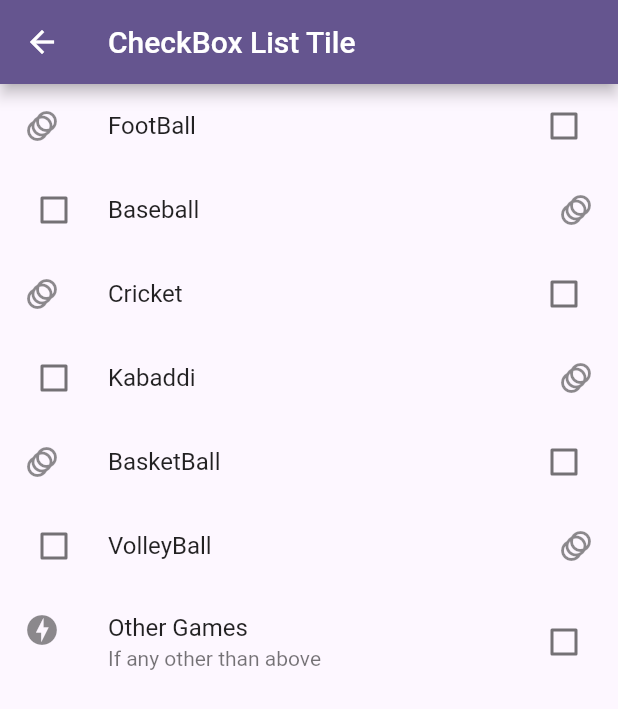
After one commit to omarSuarezRodriguez/flutter_apps_with_package, a Flutter app: the LCheckboxListTileExample screen opened by its route, on a phone screen of 412 x 824 dp. The commit adds this screen. Shown: the top 709 px of the screen. Run offline on Flutter 3.47's test engine with Material 2 defaults, Android fonts, the phone set to English and light mode, and no system bars; our stand-ins replace get, get_storage, readmore; missing offline and left inert: flutter_barcode_scanner; accounts and stored records are empty.

Commit message:
developed basics_111

```diff
--- /dev/null
+++ b/lib/src/basics_screen/pages/111_check_box_list_tile_example.dart
@@ -0,0 +1,164 @@
+import 'package:flutter/material.dart';
+
+class LCheckboxListTileExample extends StatelessWidget {
+  const LCheckboxListTileExample({super.key});
+
+  @override
+  Widget build(BuildContext context) {
+    return Scaffold(
+      appBar: AppBar(title: const Text('CheckBox List Tile ')),
+      body: const Center(
+        child: LCheckboxListTile(),
+      ),
+    );
+  }
+}
+
+
+
+class LCheckboxListTile extends StatefulWidget {
+  const LCheckboxListTile({super.key});
+
+  @override
+  _LCheckboxListTileState createState() => _LCheckboxListTileState();
+}
+
+class _LCheckboxListTileState extends State<LCheckboxListTile> {
+  List<String> _list = [];
+
+  bool? _isFootBall = false;
+  bool? _isCricket = false;
+  bool? _isVolleyBall = false;
+  bool? _isKabaddi = false;
+  bool? _isBaseball = false;
+  bool? _isBasketBall = false;
+  bool? _isOther = false;
+
+  @override
+  void initState() {
+    super.initState();
+  }
+
+  @override
+  Widget build(BuildContext context) {
+    return Column(
+      children: <Widget>[
+        Expanded(
+          child: ListView(
+            children: <Widget>[
+              CheckboxListTile(
+                title: Text("FootBall"),
+                value: _isFootBall,
+                secondary: Icon(Icons.animation),
+                onChanged: (value) {
+                  setState(() {
+                    _isFootBall = value;
+                    String selectVal = "FootBall";
+                    value! ? _list.add(selectVal) : _list.remove(selectVal);
+                  });
+                },
+              ),
+              CheckboxListTile(
+                title: Text("Baseball"),
+                value: _isBaseball,
+                secondary: Icon(Icons.animation),
+                activeColor: Colors.green,
+                checkColor: Colors.white,
+                controlAffinity: ListTileControlAffinity.leading,
+                onChanged: (value) {
+                  setState(() {
+                    _isBaseball = value;
+                    String selectVal = "Baseball";
+                    value! ? _list.add(selectVal) : _list.remove(selectVal);
+                  });
+                },
+              ),
+              CheckboxListTile(
+                title: Text("Cricket"),
+                value: _isCricket,
+                secondary: Icon(Icons.animation),
+                onChanged: (value) {
+                  setState(() {
+                    _isCricket = value;
+                    String selectVal = "Cricket";
+                    value! ? _list.add(selectVal) : _list.remove(selectVal);
+                  });
+                },
+              ),
+              CheckboxListTile(
+                title: Text("Kabaddi"),
+                value: _isKabaddi,
+                controlAffinity: ListTileControlAffinity.leading,
+                secondary: Icon(Icons.animation),
+                activeColor: Colors.green,
+                checkColor: Colors.white,
+                onChanged: (value) {
+                  setState(() {
+                    _isKabaddi = value;
+                    String selectVal = "Kabaddi";
+                    value! ? _list.add(selectVal) : _list.remove(selectVal);
+                  });
+                },
+              ),
+              CheckboxListTile(
+                title: Text("BasketBall"),
+                value: _isBasketBall,
+                controlAffinity: ListTileControlAffinity.platform,
+                secondary: Icon(Icons.animation),
+                onChanged: (value) {
+                  setState(() {
+                    _isBasketBall = value;
+                    String selectVal = "BasketBall";
+                    value! ? _list.add(selectVal) : _list.remove(selectVal);
+                  });
+                },
+              ),
+              CheckboxListTile(
+                title: Text("VolleyBall"),
+                value: _isVolleyBall,
+                secondary: Icon(Icons.animation),
+                controlAffinity: ListTileControlAffinity.leading,
+                activeColor: Colors.green,
+                checkColor: Colors.amber,
+                onChanged: (value) {
+                  setState(() {
+                    _isVolleyBall = value;
+                    String selectVal = "VolleyBall";
+                    value! ? _list.add(selectVal) : _list.remove(selectVal);
+                  });
+                },
+              ),
+              CheckboxListTile(
+                title: Text("Other Games"),
+                value: _isOther,
+                secondary: Icon(Icons.offline_bolt),
+                activeColor: Colors.red,
+                checkColor: Colors.yellow,
+                subtitle: Text("If any other than above"),
+                onChanged: (value) {
+                  setState(() {
+                    _isOther = value;
+                    String selectVal = "Other Games";
+                    value! ? _list.add(selectVal) : _list.remove(selectVal);
+                  });
+                },
+              ),
+            ],
+          ),
+        ),
+        Center(
+            child: _list.isEmpty
+                ? Text("")
+                : RichText(
+                    text: TextSpan(
+                        text: "Selected Games:\n",
+                        style: DefaultTextStyle.of(context).style,
+                        children: <TextSpan>[
+                        TextSpan(
+                            text: '${_list.toString()} ',
+                            style: TextStyle(fontSize: 16)),
+                      ]))),
+      ],
+    );
+  }
+}
--- a/lib/src/routes/routes.dart
+++ b/lib/src/routes/routes.dart
@@ -7,9 +7,11 @@ import 'package:flutter_apps_with_package/src/basics_screen/pages/104_layout_bui
 import 'package:flutter_apps_with_package/src/basics_screen/pages/105_clip_path_example.dart';
 import 'package:flutter_apps_with_package/src/basics_screen/pages/106_animated_positioned_example.dart';
 import 'package:flutter_apps_with_package/src/basics_screen/pages/107_align_example.dart';
+import 'package:flutter_apps_with_package/src/basics_screen/pages/108_radio_list_tile_example.dart';
 
 import 'package:flutter_apps_with_package/src/basics_screen/pages/109_flexible_example.dart';
 import 'package:flutter_apps_with_package/src/basics_screen/pages/110_switch_list_tile_example.dart';
+import 'package:flutter_apps_with_package/src/basics_screen/pages/111_check_box_list_tile_example.dart';
 import 'package:flutter_apps_with_package/src/basics_screen/pages/81_dropdown_button_example.dart';
 import 'package:flutter_apps_with_package/src/basics_screen/pages/82_cards_example.dart';
 import 'package:flutter_apps_with_package/src/basics_screen/pages/83_chips_example.dart';
@@ -268,9 +270,11 @@ Map<String, WidgetBuilder> getApplicationRoutes() {
     '/basics_105'          : (BuildContext context) => const LClipPathExample(),
     '/basics_106'          : (BuildContext context) => const LAnimatedPositionedExample(),
     '/basics_107'          : (BuildContext context) => const LAlignExample(),
-    // '/basics_108'          : (BuildContext context) => const LDecoratedBoxExample(),
+    '/basics_108'          : (BuildContext context) => const LRadioListTileExample(),
     '/basics_109'          : (BuildContext context) => const LFlexibleExample(),
     '/basics_110'          : (BuildContext context) => const LSwitchListTileExample(),
+    '/basics_111'          : (BuildContext context) => const LCheckboxListTileExample(),
+
 
 
 
```
Also changed, not shown: lib/src/basics_screen/basics_screen.dart (+27 -13 lines), lib/src/basics_screen/pages/108_radio_list_tile_example.dart (added, +93 -0 lines).
